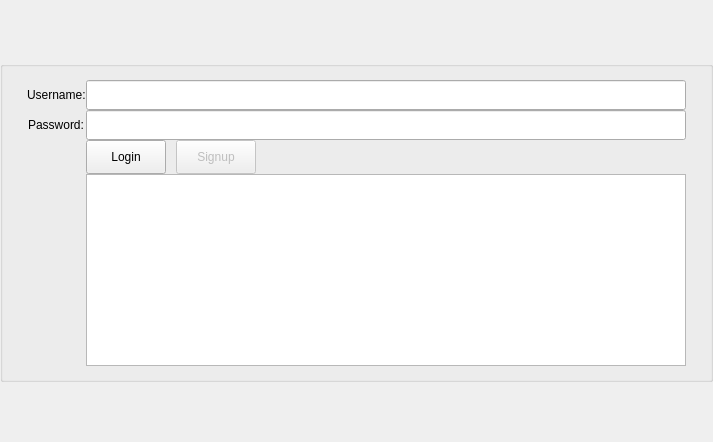
The window that handleloging.ui (futuregainz/iPlayMovie) describes before a commit, drawn with Qt 5.
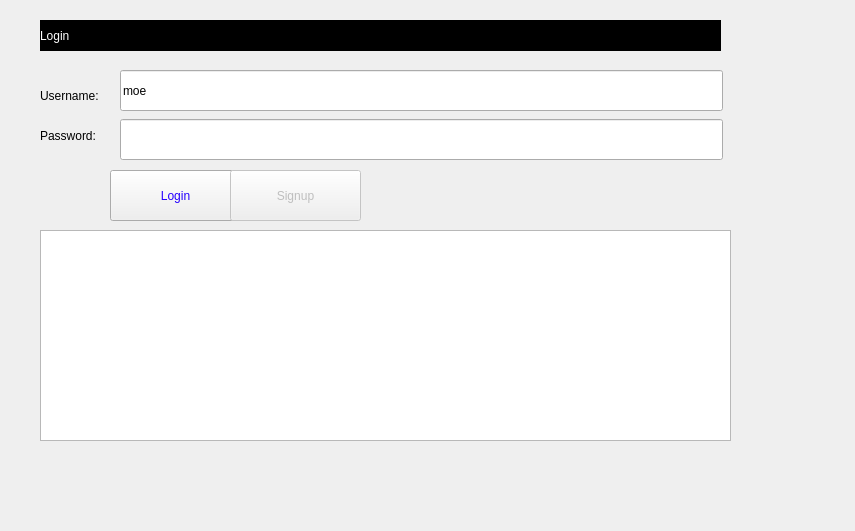
The same window after the commit.

What changed in the file:
```diff
--- a/handleloging.ui
+++ b/handleloging.ui
@@ -6,8 +6,8 @@
    <rect>
     <x>0</x>
     <y>0</y>
-    <width>713</width>
-    <height>442</height>
+    <width>855</width>
+    <height>531</height>
    </rect>
   </property>
   <property name="sizePolicy">
@@ -25,124 +25,15 @@
   <property name="windowTitle">
    <string>Form</string>
   </property>
-  <layout class="QVBoxLayout" name="verticalLayout_2">
-   <property name="spacing">
-    <number>0</number>
-   </property>
-   <property name="sizeConstraint">
-    <enum>QLayout::SetNoConstraint</enum>
-   </property>
-   <property name="leftMargin">
-    <number>0</number>
-   </property>
-   <property name="topMargin">
-    <number>0</number>
-   </property>
-   <property name="rightMargin">
-    <number>0</number>
-   </property>
-   <property name="bottomMargin">
-    <number>0</number>
-   </property>
-   <item>
-    <spacer name="verticalSpacer_2">
-     <property name="orientation">
-      <enum>Qt::Vertical</enum>
-     </property>
-     <property name="sizeType">
-      <enum>QSizePolicy::Expanding</enum>
-     </property>
-     <property name="sizeHint" stdset="0">
-      <size>
-       <width>20</width>
-       <height>40</height>
-      </size>
-     </property>
-    </spacer>
-   </item>
-   <item>
-    <widget class="QGroupBox" name="groupBox">
-     <property name="sizePolicy">
-      <sizepolicy hsizetype="Expanding" vsizetype="Expanding">
-       <horstretch>0</horstretch>
-       <verstretch>0</verstretch>
-      </sizepolicy>
-     </property>
-     <property name="minimumSize">
-      <size>
-       <width>0</width>
-       <height>90</height>
-      </size>
-     </property>
-     <property name="title">
-      <string/>
-     </property>
-     <property name="alignment">
-      <set>Qt::AlignCenter</set>
-     </property>
-     <layout class="QVBoxLayout" name="verticalLayout">
-      <property name="spacing">
-       <number>0</number>
-      </property>
-      <property name="leftMargin">
-       <number>1</number>
-      </property>
-      <property name="topMargin">
-       <number>1</number>
-      </property>
-      <property name="rightMargin">
-       <number>1</number>
-      </property>
-      <property name="bottomMargin">
-       <number>1</number>
-      </property>
-      <item>
-       <layout class="QFormLayout" name="formLayout">
-        <property name="sizeConstraint">
-         <enum>QLayout::SetNoConstraint</enum>
-        </property>
-        <property name="fieldGrowthPolicy">
-         <enum>QFormLayout::FieldsStayAtSizeHint</enum>
-        </property>
-        <property name="labelAlignment">
-         <set>Qt::AlignCenter</set>
-        </property>
-        <property name="formAlignment">
-         <set>Qt::AlignCenter</set>
-        </property>
-        <property name="horizontalSpacing">
-         <number>0</number>
-        </property>
-        <property name="verticalSpacing">
-         <number>0</number>
-        </property>
-        <property name="leftMargin">
-         <number>12</number>
-        </property>
-        <property name="topMargin">
-         <number>12</number>
-        </property>
-        <property name="rightMargin">
-         <number>12</number>
-        </property>
-        <property name="bottomMargin">
-         <number>12</number>
-        </property>
-        <item row="0" column="0">
-         <widget class="QLabel" name="uname_Label">
-          <property name="sizePolicy">
-           <sizepolicy hsizetype="Expanding" vsizetype="Expanding">
-            <horstretch>0</horstretch>
-            <verstretch>0</verstretch>
-           </sizepolicy>
-          </property>
-          <property name="text">
-           <string>Username:</string>
-          </property>
-         </widget>
-        </item>
-        <item row="0" column="1">
          <widget class="QLineEdit" name="loginUname">
+   <property name="geometry">
+    <rect>
+     <x>120</x>
+     <y>70</y>
+     <width>603</width>
+     <height>41</height>
+    </rect>
+   </property>
           <property name="sizePolicy">
            <sizepolicy hsizetype="Expanding" vsizetype="Expanding">
             <horstretch>0</horstretch>
@@ -161,6 +52,9 @@
             <height>16777215</height>
            </size>
           </property>
+   <property name="text">
+    <string>moe</string>
+   </property>
           <property name="maxLength">
            <number>20</number>
           </property>
@@ -168,9 +62,34 @@
            <set>Qt::AlignLeading|Qt::AlignLeft|Qt::AlignVCenter</set>
           </property>
          </widget>
-        </item>
-        <item row="1" column="0">
+  <widget class="QLabel" name="uname_Label">
+   <property name="geometry">
+    <rect>
+     <x>40</x>
+     <y>80</y>
+     <width>71</width>
+     <height>31</height>
+    </rect>
+   </property>
+   <property name="sizePolicy">
+    <sizepolicy hsizetype="Expanding" vsizetype="Expanding">
+     <horstretch>0</horstretch>
+     <verstretch>0</verstretch>
+    </sizepolicy>
+   </property>
+   <property name="text">
+    <string>Username:</string>
+   </property>
+  </widget>
          <widget class="QLabel" name="pwd_Label">
+   <property name="geometry">
+    <rect>
+     <x>40</x>
+     <y>120</y>
+     <width>71</width>
+     <height>31</height>
+    </rect>
+   </property>
           <property name="sizePolicy">
            <sizepolicy hsizetype="Expanding" vsizetype="Expanding">
             <horstretch>0</horstretch>
@@ -181,9 +100,15 @@
            <string>Password:</string>
           </property>
          </widget>
-        </item>
-        <item row="1" column="1">
          <widget class="QLineEdit" name="loginPwd">
+   <property name="geometry">
+    <rect>
+     <x>120</x>
+     <y>119</y>
+     <width>603</width>
+     <height>41</height>
+    </rect>
+   </property>
           <property name="sizePolicy">
            <sizepolicy hsizetype="Expanding" vsizetype="Expanding">
             <horstretch>0</horstretch>
@@ -206,14 +131,15 @@
            <set>Qt::AlignLeading|Qt::AlignLeft|Qt::AlignVCenter</set>
           </property>
          </widget>
-        </item>
-        <item row="2" column="1">
-         <layout class="QHBoxLayout" name="horizontalLayout_4" stretch="0,0,0">
-          <property name="sizeConstraint">
-           <enum>QLayout::SetMinimumSize</enum>
-          </property>
-          <item>
            <widget class="QPushButton" name="login_PushButton">
+   <property name="geometry">
+    <rect>
+     <x>110</x>
+     <y>170</y>
+     <width>131</width>
+     <height>51</height>
+    </rect>
+   </property>
             <property name="sizePolicy">
              <sizepolicy hsizetype="Minimum" vsizetype="Minimum">
               <horstretch>0</horstretch>
@@ -232,29 +158,25 @@
               <height>20</height>
              </size>
             </property>
+   <property name="styleSheet">
+    <string notr="true">color: rgb(37, 0, 255);</string>
+   </property>
             <property name="text">
              <string>Login</string>
             </property>
            </widget>
-          </item>
-          <item>
-           <spacer name="horizontalSpacer">
-            <property name="orientation">
-             <enum>Qt::Horizontal</enum>
-            </property>
-            <property name="sizeHint" stdset="0">
-             <size>
-              <width>10</width>
-              <height>20</height>
-             </size>
-            </property>
-           </spacer>
-          </item>
-          <item>
            <widget class="QPushButton" name="signupButton">
             <property name="enabled">
              <bool>false</bool>
             </property>
+   <property name="geometry">
+    <rect>
+     <x>230</x>
+     <y>170</y>
+     <width>131</width>
+     <height>51</height>
+    </rect>
+   </property>
             <property name="sizePolicy">
              <sizepolicy hsizetype="Preferred" vsizetype="Preferred">
               <horstretch>0</horstretch>
@@ -271,14 +193,18 @@
              <string>Signup</string>
             </property>
            </widget>
-          </item>
-         </layout>
-        </item>
-        <item row="3" column="1">
          <widget class="QTextEdit" name="logsText">
           <property name="enabled">
            <bool>true</bool>
           </property>
+   <property name="geometry">
+    <rect>
+     <x>40</x>
+     <y>230</y>
+     <width>691</width>
+     <height>211</height>
+    </rect>
+   </property>
           <property name="sizePolicy">
            <sizepolicy hsizetype="Expanding" vsizetype="Expanding">
             <horstretch>0</horstretch>
@@ -295,26 +221,23 @@
            <bool>true</bool>
           </property>
          </widget>
-        </item>
-       </layout>
-      </item>
-     </layout>
-    </widget>
-   </item>
-   <item>
-    <spacer name="verticalSpacer">
-     <property name="orientation">
-      <enum>Qt::Vertical</enum>
-     </property>
-     <property name="sizeHint" stdset="0">
-      <size>
-       <width>20</width>
-       <height>40</height>
-      </size>
-     </property>
-    </spacer>
-   </item>
-  </layout>
+  <widget class="QLabel" name="label">
+   <property name="geometry">
+    <rect>
+     <x>40</x>
+     <y>20</y>
+     <width>681</width>
+     <height>31</height>
+    </rect>
+   </property>
+   <property name="styleSheet">
+    <string notr="true">background-color: rgb(0,0, 0);
+color: rgb(255, 255, 255);</string>
+   </property>
+   <property name="text">
+    <string>Login</string>
+   </property>
+  </widget>
  </widget>
  <resources/>
  <connections/>
```
Lines whose indentation alone changed are shown as unchanged.
